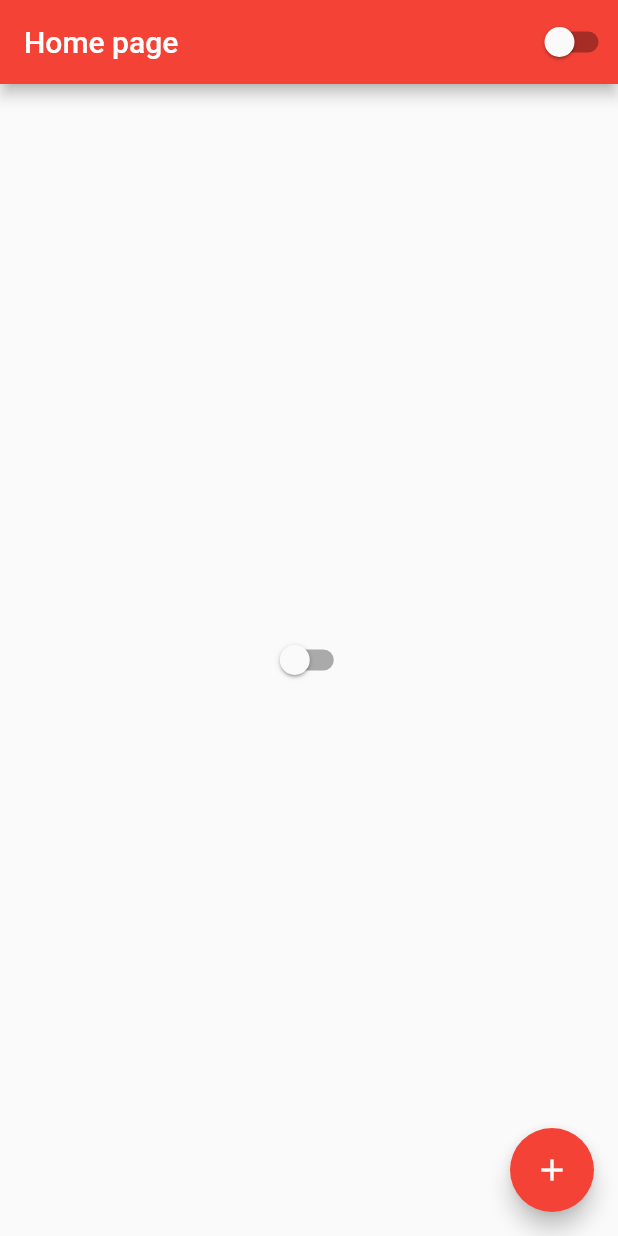
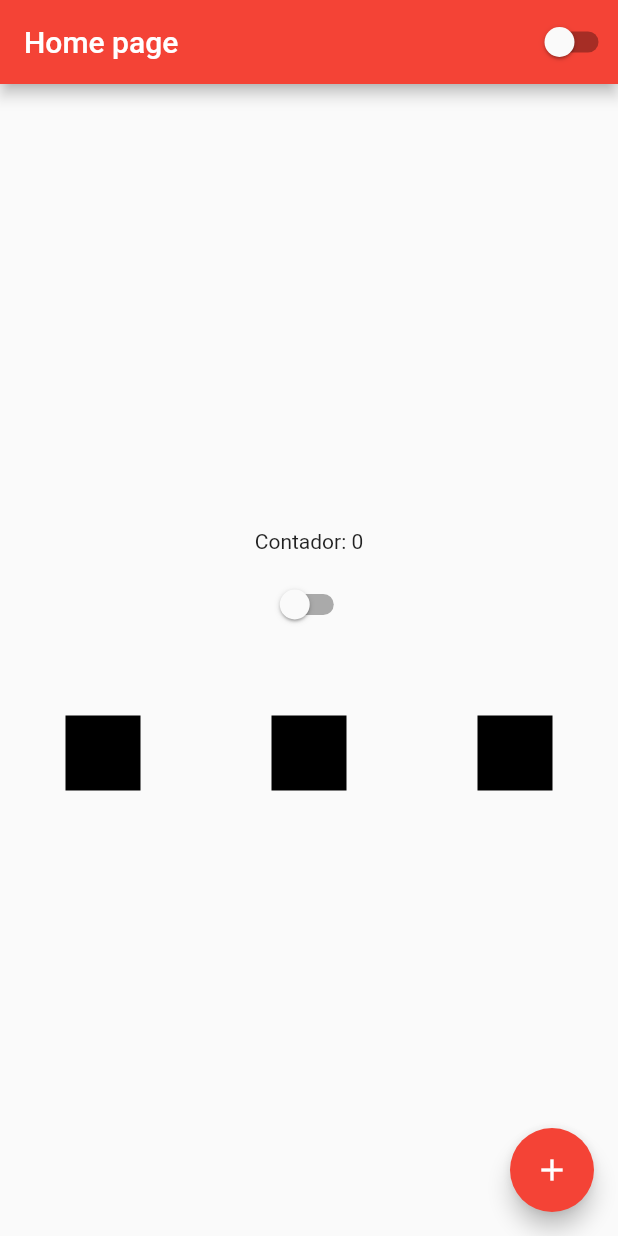
Before and after one commit to danilow86/app, a Flutter app: the screen it shows after launch, on a phone screen of 412 x 824 dp. Run offline on Flutter 3.47's test engine with Material 2 defaults, Android fonts, the phone set to English and light mode, and no system bars.

Commit message:
Creating rows

```diff
--- a/lib/home_page.dart
+++ b/lib/home_page.dart
@@ -1,3 +1,5 @@
+import 'dart:ui';
+
 import 'package:flutter/material.dart';
 import 'package:myapp/app_controller.dart';
 
@@ -19,8 +21,42 @@ class HomepageState extends State<HomePage> {
         title: Text('Home page'),
         actions: [CustomSwitch()],
       ),
-      body: Center(
-        child: CustomSwitch(),
+      body: Container(
+        width: double.infinity,
+        height: double.infinity,
+        child: Column(
+          mainAxisAlignment: MainAxisAlignment.center,
+          children: [
+            Text('Contador: $counter'),
+            Container(
+              height: 10,
+            ),
+            CustomSwitch(),
+            Container(
+              height: 50,
+            ),
+            Row(
+                mainAxisAlignment: MainAxisAlignment.spaceAround,
+                crossAxisAlignment: CrossAxisAlignment.center,
+                children: [
+                  Container(
+                    width: 50,
+                    height: 50,
+                    color: Colors.black,
+                  ),
+                  Container(
+                    width: 50,
+                    height: 50,
+                    color: Colors.black,
+                  ),
+                  Container(
+                    width: 50,
+                    height: 50,
+                    color: Colors.black,
+                  )
+                ])
+          ],
+        ),
       ),
       floatingActionButton: FloatingActionButton(
         child: Icon(Icons.add),
```
